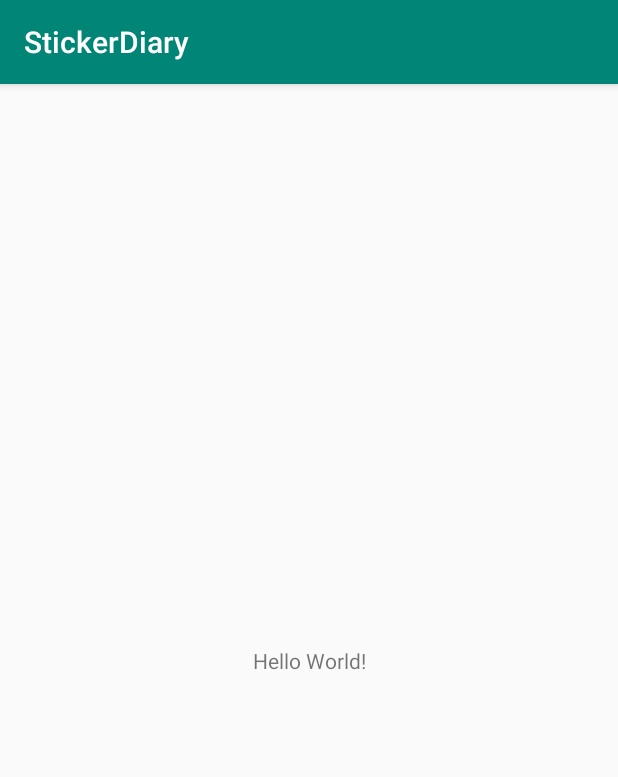
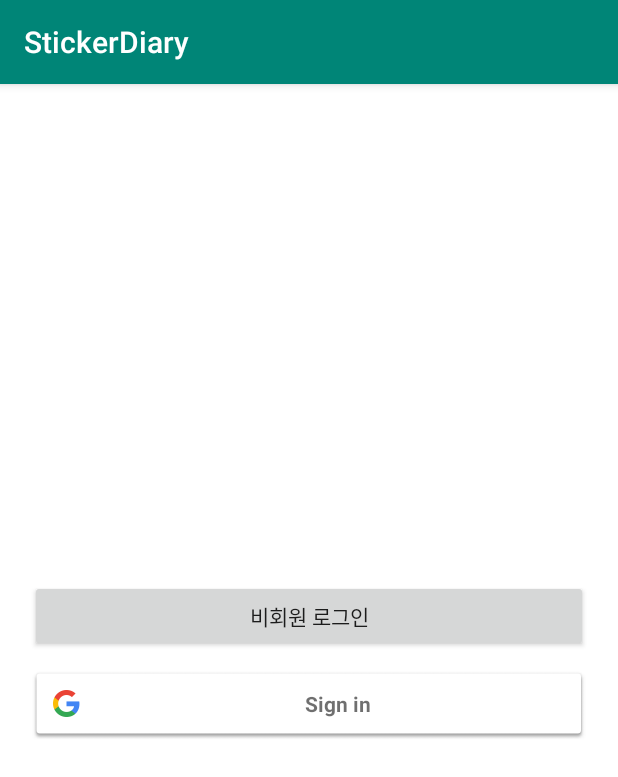
Before and after one commit to sungho8/StickerDiary, an Android app: the screen it shows after launch (MainActivity before the commit, LoginActivity after it), on a phone screen of 412 x 824 dp. Shown: the top 777 px of the screen. Run offline under Robolectric (Android 15) with nearby library versions, the phone set to English and light mode, and no system bars; our stand-ins replace Firebase (no records; nobody signed in at launch, a user with empty details on screens opened directly).

Commit message:
Develop GoogleLogin with FireBase
구글 로그인 개발
파이어베이스 연동

```diff
--- a/StikerDiaryProj/app/build.gradle
+++ b/StikerDiaryProj/app/build.gradle
@@ -3,6 +3,8 @@ apply plugin: 'com.android.application'
 apply plugin: 'kotlin-android'
 
 apply plugin: 'kotlin-android-extensions'
+
+apply plugin: 'com.google.gms.google-services'
 
 android {
     compileSdkVersion 28
@@ -31,4 +33,7 @@ dependencies {
     testImplementation 'junit:junit:4.12'
     androidTestImplementation 'androidx.test.ext:junit:1.1.0'
     androidTestImplementation 'androidx.test.espresso:espresso-core:3.1.1'
+    implementation 'com.google.firebase:firebase-analytics:17.5.0'
+    implementation 'com.google.firebase:firebase-auth:18.0.0'
+    implementation 'com.google.android.gms:play-services-auth:17.0.0'
 }
--- a/StikerDiaryProj/app/src/main/AndroidManifest.xml
+++ b/StikerDiaryProj/app/src/main/AndroidManifest.xml
@@ -1,7 +1,8 @@
 <?xml version="1.0" encoding="utf-8"?>
 <manifest xmlns:android="http://schemas.android.com/apk/res/android"
     package="com.example.stickerdiary">
-
+    <!--인터넷 권한-->
+    <uses-permission android:name="android.permission.INTERNET" />
     <application
         android:allowBackup="true"
         android:icon="@mipmap/ic_launcher"
@@ -9,13 +10,14 @@
         android:roundIcon="@mipmap/ic_launcher_round"
         android:supportsRtl="true"
         android:theme="@style/AppTheme">
-        <activity android:name=".MainActivity">
+        <activity android:name=".LoginActivity">
             <intent-filter>
                 <action android:name="android.intent.action.MAIN" />
 
                 <category android:name="android.intent.category.LAUNCHER" />
             </intent-filter>
         </activity>
+        <activity android:name=".MainActivity"/>
     </application>
 
 </manifest>
--- /dev/null
+++ b/StikerDiaryProj/app/src/main/java/com/example/stickerdiary/LoginActivity.kt
@@ -0,0 +1,136 @@
+package com.example.stickerdiary
+
+import android.content.Intent
+import android.os.Bundle
+import android.util.Log
+import android.view.View
+import androidx.appcompat.app.AppCompatActivity
+import com.google.android.gms.auth.api.signin.GoogleSignIn
+import com.google.android.gms.auth.api.signin.GoogleSignInAccount
+import com.google.android.gms.auth.api.signin.GoogleSignInClient
+import com.google.android.gms.auth.api.signin.GoogleSignInOptions
+import com.google.android.gms.common.api.ApiException
+import com.google.firebase.auth.FirebaseAuth
+import com.google.firebase.auth.FirebaseUser
+import com.google.firebase.auth.GoogleAuthProvider
+import kotlinx.android.synthetic.main.activity_login.*
+
+class LoginActivity  : AppCompatActivity(){
+    //firebase Auth
+    private lateinit var firebaseAuth: FirebaseAuth
+    //google client
+    private lateinit var googleSignInClient: GoogleSignInClient
+
+    //private const val TAG = "GoogleActivity"
+    private val RC_SIGN_IN = 99
+
+    override fun onCreate(savedInstanceState: Bundle?) {
+        super.onCreate(savedInstanceState)
+        setContentView(R.layout.activity_login)
+
+        //btn_googleSignIn.setOnClickListener (this) // 구글 로그인 버튼
+        btn_googleSignIn.setOnClickListener {signIn()}
+        btn_guestSignIn.setOnClickListener{}
+
+        //Google 로그인 옵션 구성. requestIdToken 및 Email 요청
+        val gso = GoogleSignInOptions.Builder(GoogleSignInOptions.DEFAULT_SIGN_IN)
+            .requestIdToken(getString(R.string.default_web_client_id))
+            //'R.string.default_web_client_id' 에는 본인의 클라이언트 아이디를 넣어주시면 됩니다.
+            //저는 스트링을 따로 빼서 저렇게 사용했지만 스트링을 통째로 넣으셔도 됩니다.
+            .requestEmail()
+            .build()
+
+        googleSignInClient = GoogleSignIn.getClient(this, gso)
+
+        //firebase auth 객체
+        firebaseAuth = FirebaseAuth.getInstance()
+    }
+
+    // onStart. 유저가 앱에 이미 구글 로그인을 했는지 확인
+    public override fun onStart() {
+        super.onStart()
+        val account = GoogleSignIn.getLastSignedInAccount(this)
+        if(account!==null){ // 이미 로그인 되어있을시 바로 메인 액티비티로 이동
+            toMainActivity(firebaseAuth.currentUser)
+        }
+    } //onStart End
+
+    // onActivityResult
+    public override fun onActivityResult(requestCode: Int, resultCode: Int, data: Intent?) {
+        super.onActivityResult(requestCode, resultCode, data)
+
+        // Result returned from launching the Intent from GoogleSignInApi.getSignInIntent(...);
+        if (requestCode == RC_SIGN_IN) {
+            val task = GoogleSignIn.getSignedInAccountFromIntent(data)
+            try {
+                // Google Sign In was successful, authenticate with Firebase
+                val account = task.getResult(ApiException::class.java)
+                firebaseAuthWithGoogle(account!!)
+            } catch (e: ApiException) {
+                // Google Sign In failed, update UI appropriately
+                Log.w("LoginActivity", "Google sign in failed", e)
+            }
+        }
+    } // onActivityResult End
+
+    // firebaseAuthWithGoogle
+    private fun firebaseAuthWithGoogle(acct: GoogleSignInAccount) {
+        Log.d("LoginActivity", "firebaseAuthWithGoogle:" + acct.id!!)
+
+        //Google SignInAccount 객체에서 ID 토큰을 가져와서 Firebase Auth로 교환하고 Firebase에 인증
+        val credential = GoogleAuthProvider.getCredential(acct.idToken, null)
+        firebaseAuth.signInWithCredential(credential)
+            .addOnCompleteListener(this) { task ->
+                if (task.isSuccessful) {
+                    Log.w("LoginActivity", "firebaseAuthWithGoogle 성공", task.exception)
+                    toMainActivity(firebaseAuth?.currentUser)
+                } else {
+                    Log.w("LoginActivity", "firebaseAuthWithGoogle 실패", task.exception)
+                    //Snackbar.make(login_layout, "로그인에 실패하였습니다.", Snackbar.LENGTH_SHORT).show()
+                }
+            }
+    }// firebaseAuthWithGoogle END
+
+
+    // toMainActivity
+    fun toMainActivity(user: FirebaseUser?) {
+        if(user !=null) { // MainActivity 로 이동
+            startActivity(Intent(this, MainActivity::class.java))
+            finish()
+        }
+    } // toMainActivity End
+
+    private fun guestSignIn(){
+        startActivity(Intent(this, MainActivity::class.java))
+        finish()
+    }
+
+    // signIn
+    private fun signIn() {
+        val signInIntent = googleSignInClient.signInIntent
+        startActivityForResult(signInIntent, RC_SIGN_IN)
+    }
+    // signIn End
+
+    fun onClick(p0: View?) {
+    }
+
+
+    private fun signOut() { // 로그아웃
+        // Firebase sign out
+        firebaseAuth.signOut()
+
+        // Google sign out
+        googleSignInClient.signOut().addOnCompleteListener(this) {
+            //updateUI(null)
+        }
+    }
+
+    private fun revokeAccess() { //회원탈퇴
+        // Firebase sign out
+        firebaseAuth.signOut()
+        googleSignInClient.revokeAccess().addOnCompleteListener(this) {
+
+        }
+    }
+}
--- a/StikerDiaryProj/app/src/main/java/com/example/stickerdiary/MainActivity.kt
+++ b/StikerDiaryProj/app/src/main/java/com/example/stickerdiary/MainActivity.kt
@@ -9,4 +9,5 @@ class MainActivity : AppCompatActivity() {
         super.onCreate(savedInstanceState)
         setContentView(R.layout.activity_main)
     }
+
 }
--- /dev/null
+++ b/StikerDiaryProj/app/src/main/res/layout/activity_login.xml
@@ -0,0 +1,29 @@
+<?xml version="1.0" encoding="utf-8"?>
+<LinearLayout xmlns:android="http://schemas.android.com/apk/res/android"
+    android:layout_width="match_parent"
+    android:layout_height = "match_parent"
+    android:padding="20dp"
+    android:background="#ffffff"
+    android:gravity="center"
+    android:orientation="vertical">
+
+    <LinearLayout
+        android:layout_width="match_parent"
+        android:layout_height="wrap_content"
+        android:orientation="horizontal">
+        <Button
+            android:id="@+id/btn_guestSignIn"
+            android:layout_width="wrap_content"
+            android:layout_height="wrap_content"
+            android:text="비회원 로그인"
+            android:layout_weight="1"/>
+    </LinearLayout>
+
+    <!--Google Sign In 부분-->
+    <com.google.android.gms.common.SignInButton
+        android:id="@+id/btn_googleSignIn"
+        android:layout_width="match_parent"
+        android:layout_height="wrap_content"
+        android:layout_marginTop="10dp">
+    </com.google.android.gms.common.SignInButton>
+</LinearLayout>
--- a/StikerDiaryProj/build.gradle
+++ b/StikerDiaryProj/build.gradle
@@ -10,6 +10,7 @@ buildscript {
     dependencies {
         classpath 'com.android.tools.build:gradle:3.5.1'
         classpath "org.jetbrains.kotlin:kotlin-gradle-plugin:$kotlin_version"
+        classpath 'com.google.gms:google-services:4.3.3'
         // NOTE: Do not place your application dependencies here; they belong
         // in the individual module build.gradle files
     }
```
Also changed, not shown: StikerDiaryProj/app/src/main/java/com/example/stickerdiary/Schedule.kt (added, +11 -0 lines), 2 other files.
